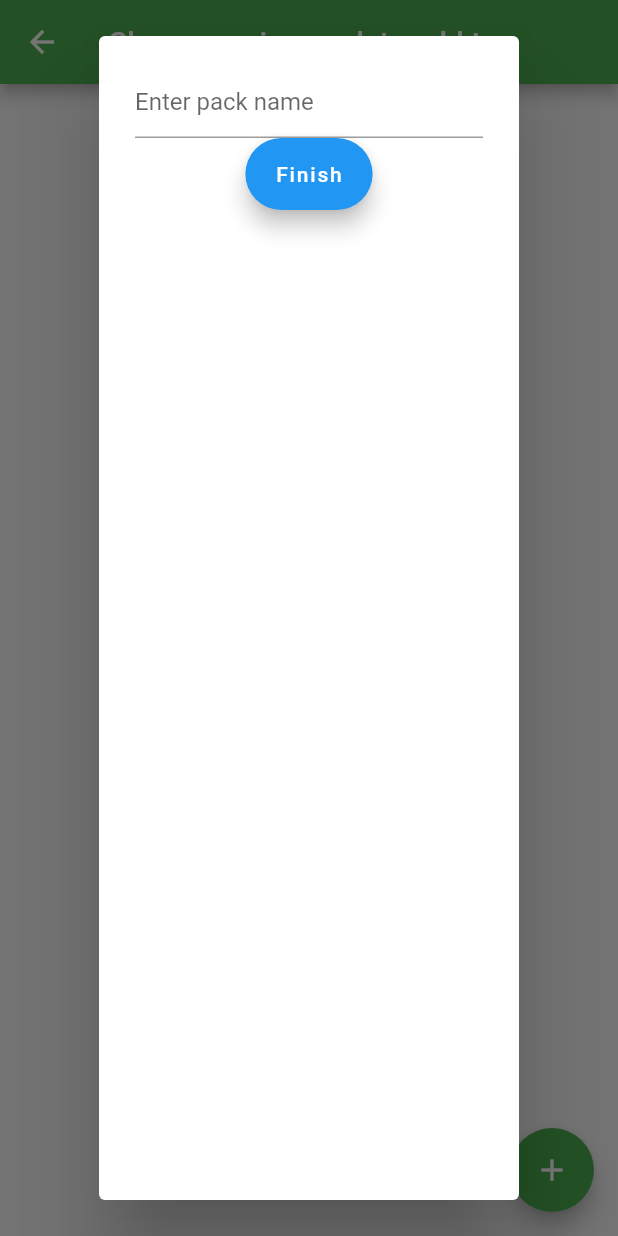
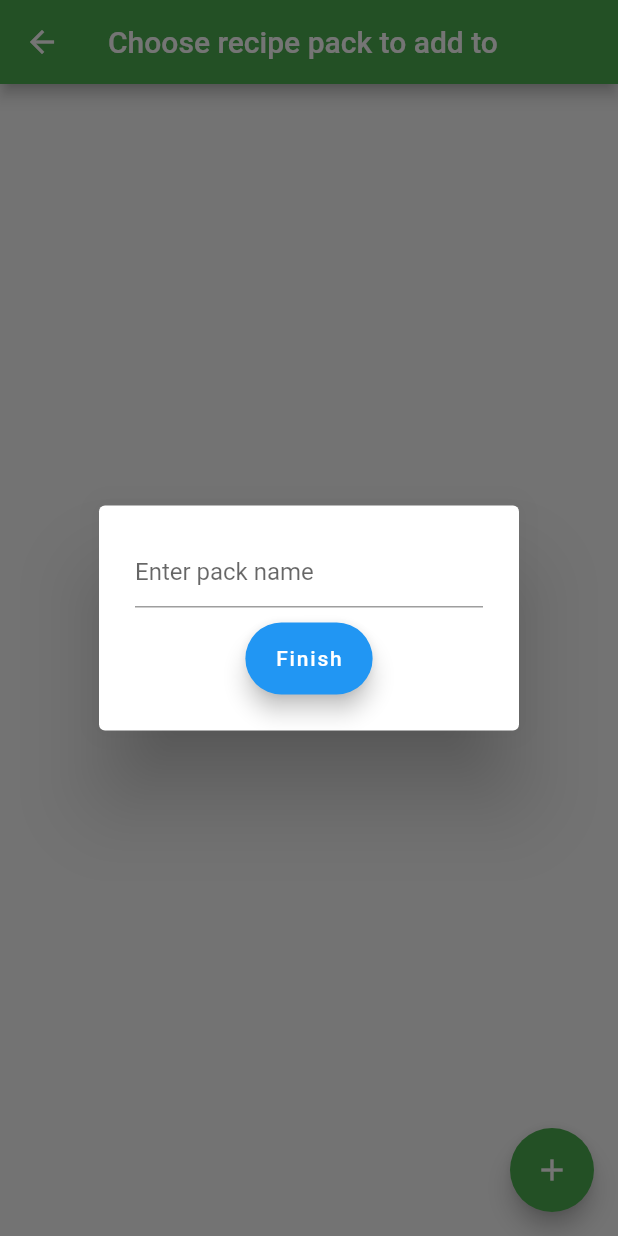
Before and after one commit to colonslash/minecraft_recipe_generator, a Flutter app: the SaveRecipePage screen opened directly, after a tap on the "add" icon, on a phone screen of 412 x 824 dp. Run offline on Flutter 3.47's test engine with Material 2 defaults, Android fonts, the phone set to English and light mode, and no system bars.

Commit message:
fixed bad pack creation popup and added epic json stuff

```diff
--- a/lib/pages/save_recipe_page.dart
+++ b/lib/pages/save_recipe_page.dart
@@ -43,6 +43,9 @@ class _SaveRecipePageState extends State<SaveRecipePage> {
                           controller: myController,
                         ),
                       ),
+                      Padding(
+                        padding: EdgeInsets.all(5),
+                      ),
                       FloatingActionButton.extended(
                         onPressed: (){
                           genJSON(myController.text, "content of pack");
@@ -54,6 +57,7 @@ class _SaveRecipePageState extends State<SaveRecipePage> {
                         label: Text('Finish'),
                       ),
                     ],
+                    mainAxisSize: MainAxisSize.min,
                   )
                 ),
               );
```
